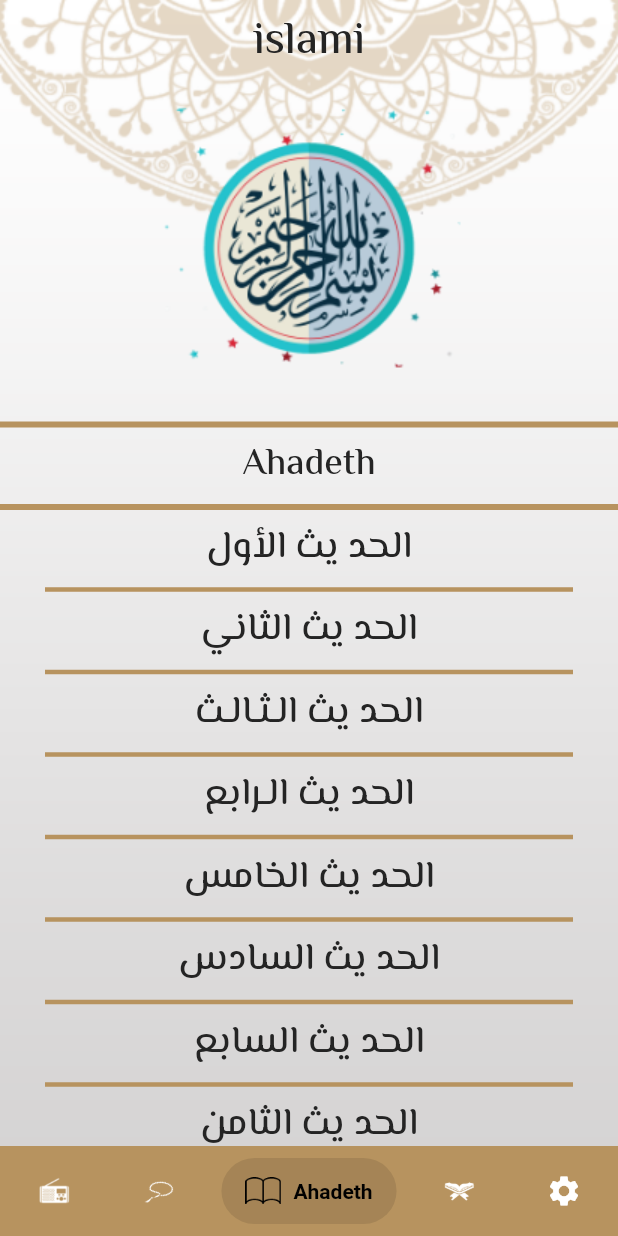
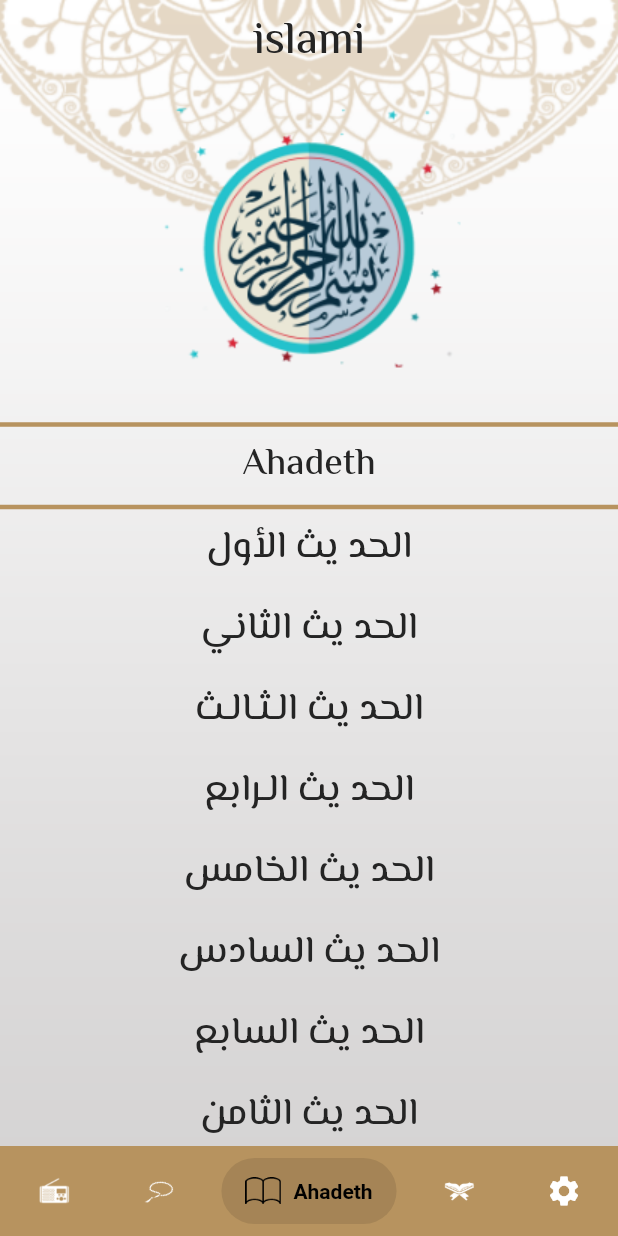
Before and after one commit to MahmoudElgaml/IslamiApp, a Flutter app: the screen it shows after launch, item 3 of the bottom bar chosen, on a phone screen of 412 x 824 dp. Run offline on Flutter 3.47's test engine with Material 2 defaults, Android fonts, the phone set to English and light mode, and no system bars; drawn by our look-alikes of salomon_bottom_bar; our stand-ins replace convex_bottom_bar, google_fonts; missing offline and left inert: dart:ffi; generated files the repository leaves out were written again.

Commit message:
finish dark theme finish app

```diff
--- a/lib/lists/list_hadeth.dart
+++ b/lib/lists/list_hadeth.dart
@@ -12,7 +12,7 @@ class ListHadeth extends StatelessWidget {
         padding: const EdgeInsets.all(20),
         itemBuilder: (context, index) => Text(
           hadeth[index],
-          style: Theme.of(context).textTheme.bodySmall,
+          style: Theme.of(context).textTheme.bodyLarge,
         ),
         itemCount: hadeth.length,
       ),
--- a/lib/lists/list_hadeth_name.dart
+++ b/lib/lists/list_hadeth_name.dart
@@ -22,12 +22,8 @@ class _AhadethNameState extends State<AhadethName> {
     }
     return Expanded(
       child: ListView.separated(
-        separatorBuilder: (context, index) => Divider(
-          color: MyTheme.primaryColor,
-          thickness: 3,
-          indent: 30,
-          endIndent: 30,
-        ),
+        physics: BouncingScrollPhysics(),
+        separatorBuilder: (context, index) =>const SizedBox(height: 15,),
         itemBuilder: (context, index) => InkWell(
           onTap: () {
             Navigator.pushNamed(
--- a/lib/my_theme.dart
+++ b/lib/my_theme.dart
@@ -11,11 +11,11 @@ class MyTheme {
           primary:primaryColor,
           onPrimary: Colors.white,
           secondary: Colors.black,
-          onSecondary: Colors.yellow,
-          error:Colors.yellow,
+          onSecondary: primaryColor,
+          error:Colors.black,
           onError: Colors.yellow,
-          background: Colors.yellow,
-          onBackground: Colors.yellow,
+          background:  const Color(0xFFc8b396),
+          onBackground: Colors.white,
           surface:Colors.yellow,
           onSurface: Colors.yellow
       ),
@@ -43,13 +43,13 @@ class MyTheme {
   static ThemeData darkTheme = ThemeData(
        colorScheme:    ColorScheme(brightness:Brightness.dark,
            primary:darkColor,
-           onPrimary: Colors.white,
-           secondary: Colors.black,
+           onPrimary: Colors.yellow,
+           secondary: Colors.white,
            onSecondary: Colors.yellow,
            error:Colors.yellow,
            onError: Colors.yellow,
-           background: Colors.yellow,
-           onBackground: Colors.yellow,
+           background: const Color(0xff141A2E),
+           onBackground: const Color(0xff141A2E),
            surface:Colors.yellow,
            onSurface: Colors.yellow
        ),
@@ -70,8 +70,8 @@ class MyTheme {
           fontWeight: FontWeight.w500,
         ),
         bodyLarge: GoogleFonts.elMessiri(
-          color: Colors.white,
-          fontSize: 30,
+          color: Colors.yellow,
+          fontSize: 25,
           fontWeight: FontWeight.w500,
         ),
       ));
--- a/lib/screens/home_screen.dart
+++ b/lib/screens/home_screen.dart
@@ -44,7 +44,7 @@ class _HomeScreenState extends State<HomeScreen> {
             ),
           ),
           bottomNavigationBar: SalomonBottomBar(
-            selectedItemColor: Colors.black,
+            selectedItemColor: Theme.of(context).colorScheme.error,
             unselectedItemColor: Colors.white,
             backgroundColor: Theme.of(context).colorScheme.primary,
             currentIndex: index,
--- a/lib/taps/ahades_tap.dart
+++ b/lib/taps/ahades_tap.dart
@@ -13,16 +13,16 @@ class AhadesTap extends StatelessWidget {
         children: [
           Image.asset("assets/images/ahadeth_image.png"),
           Divider(
-            thickness: 4,
-            color: MyTheme.primaryColor,
+            thickness: 3,
+            color: Theme.of(context).colorScheme.onSecondary,
           ),
           Text(
             AppLocalizations.of(context)!.hadithIcon,
             style: Theme.of(context).textTheme.bodySmall,
           ),
           Divider(
-            thickness: 4,
-            color: MyTheme.primaryColor,
+            thickness: 3,
+            color: Theme.of(context).colorScheme.onSecondary,
           ),
           const AhadethName(),
         ],
--- a/lib/taps/quran_tap.dart
+++ b/lib/taps/quran_tap.dart
@@ -138,7 +138,7 @@ class QuranTap extends StatelessWidget {
           ),
           Divider(
             thickness: 1,
-            color: MyTheme.primaryColor,
+            color: Theme.of(context).colorScheme.onSecondary,
           ),
           Row(
             mainAxisAlignment: MainAxisAlignment.center,
@@ -153,12 +153,12 @@ class QuranTap extends StatelessWidget {
           ),
           Divider(
             thickness: 1,
-            color: MyTheme.primaryColor,
+            color:Theme.of(context).colorScheme.onSecondary,
           ),
           Expanded(
             child: ListView.separated(
               separatorBuilder: (context, index) => Divider(
-                color: MyTheme.primaryColor,
+                color: Theme.of(context).colorScheme.onSecondary,
                 thickness: 2,
                 indent: 100,
                 endIndent: 100,
--- a/lib/taps/tsabeh_tap.dart
+++ b/lib/taps/tsabeh_tap.dart
@@ -38,6 +38,7 @@ class _TsabehTapState extends State<TsabehTap> {
                 height: 300,
                 child: Image.asset(
                   "assets/images/allsepha.png",
+                  color: Theme.of(context).colorScheme.onSecondary,
                 ),
               ),
               const SizedBox(
@@ -55,7 +56,7 @@ class _TsabehTapState extends State<TsabehTap> {
                 height: 81,
                 width: 69,
                 decoration: BoxDecoration(
-                  color: const Color(0xFFc8b396),
+                  color: Theme.of(context).colorScheme.background,
                   borderRadius: BorderRadius.circular(24),
                 ),
                 child: Text(
```
Also changed, not shown: lib/DropDownMune/drop_down_language.dart (+13 -7 lines), lib/DropDownMune/drop_down_theming.dart (+11 -5 lines), lib/screens/hadeth_screen.dart (+7 -2 lines), lib/screens/quran_screen.dart (+9 -3 lines), lib/taps/radio_tap.dart (+19 -8 lines), assets/images/bg_dark.png (added).
